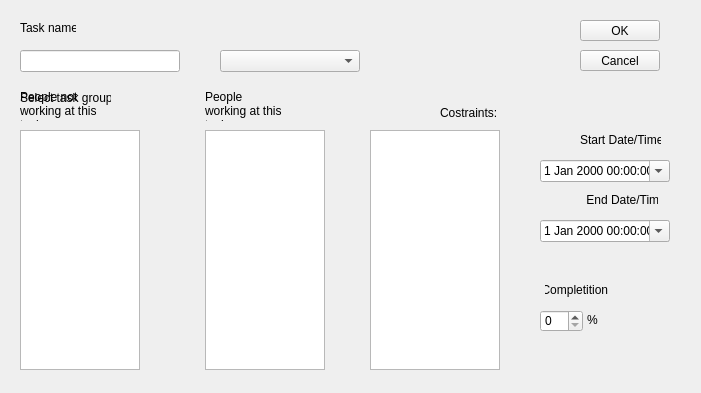
First picture: the form in Teeam/addtaskdialog.ui, repository lorenzo-arena/Teeam, before the edit.
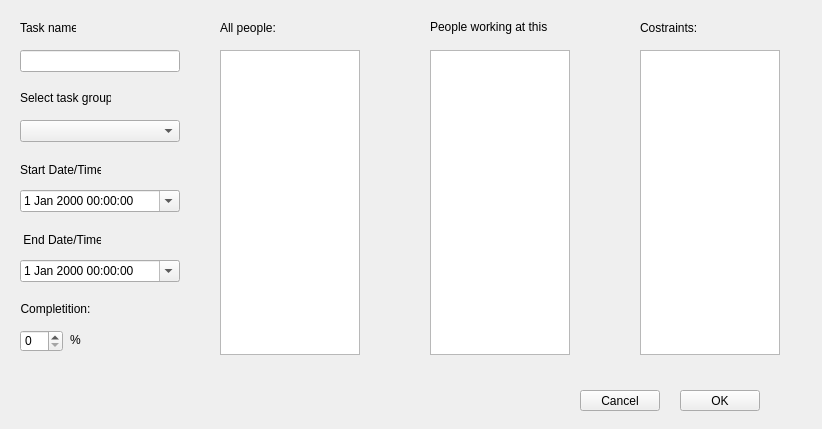
Second picture: the form after the edit. Icons and pictures are not drawn.

Commit message: Updated addTask dialog with costraints

The edit to the form file:
```diff
--- a/Teeam/addtaskdialog.ui
+++ b/Teeam/addtaskdialog.ui
@@ -6,8 +6,8 @@
    <rect>
     <x>0</x>
     <y>0</y>
-    <width>701</width>
-    <height>393</height>
+    <width>822</width>
+    <height>429</height>
    </rect>
   </property>
   <property name="windowTitle">
@@ -29,8 +29,8 @@
   <widget class="QPushButton" name="buttonOk">
    <property name="geometry">
     <rect>
-     <x>580</x>
-     <y>20</y>
+     <x>680</x>
+     <y>390</y>
      <width>80</width>
      <height>21</height>
     </rect>
@@ -56,7 +56,7 @@
    <property name="geometry">
     <rect>
      <x>580</x>
-     <y>50</y>
+     <y>390</y>
      <width>80</width>
      <height>21</height>
     </rect>
@@ -71,9 +71,9 @@
   <widget class="QDateTimeEdit" name="startdateTimeEdit">
    <property name="geometry">
     <rect>
-     <x>540</x>
-     <y>160</y>
-     <width>130</width>
+     <x>20</x>
+     <y>190</y>
+     <width>160</width>
      <height>22</height>
     </rect>
    </property>
@@ -87,9 +87,9 @@
   <widget class="QDateTimeEdit" name="enddateTimeEdit">
    <property name="geometry">
     <rect>
-     <x>540</x>
-     <y>220</y>
-     <width>130</width>
+     <x>20</x>
+     <y>260</y>
+     <width>160</width>
      <height>22</height>
     </rect>
    </property>
@@ -103,18 +103,18 @@
   <widget class="QListView" name="totalPeoplelistView">
    <property name="geometry">
     <rect>
-     <x>20</x>
-     <y>130</y>
-     <width>120</width>
-     <height>240</height>
+     <x>220</x>
+     <y>50</y>
+     <width>140</width>
+     <height>305</height>
     </rect>
    </property>
   </widget>
   <widget class="QLabel" name="startDateTimelabel">
    <property name="geometry">
     <rect>
-     <x>580</x>
-     <y>130</y>
+     <x>20</x>
+     <y>160</y>
      <width>81</width>
      <height>20</height>
     </rect>
@@ -126,9 +126,9 @@
   <widget class="QLabel" name="endDateTimelabel">
    <property name="geometry">
     <rect>
-     <x>583</x>
-     <y>190</y>
-     <width>75</width>
+     <x>20</x>
+     <y>230</y>
+     <width>81</width>
      <height>20</height>
     </rect>
    </property>
@@ -139,18 +139,18 @@
   <widget class="QListView" name="taskPeoplelistView">
    <property name="geometry">
     <rect>
-     <x>205</x>
-     <y>130</y>
-     <width>120</width>
-     <height>240</height>
+     <x>430</x>
+     <y>50</y>
+     <width>140</width>
+     <height>305</height>
     </rect>
    </property>
   </widget>
   <widget class="QPushButton" name="insertPeoplepushButton">
    <property name="geometry">
     <rect>
-     <x>156</x>
-     <y>209</y>
+     <x>380</x>
+     <y>170</y>
      <width>32</width>
      <height>32</height>
     </rect>
@@ -181,8 +181,8 @@
   <widget class="QPushButton" name="removePeoplepushButton">
    <property name="geometry">
     <rect>
-     <x>156</x>
-     <y>259</y>
+     <x>380</x>
+     <y>220</y>
      <width>32</width>
      <height>32</height>
     </rect>
@@ -220,9 +220,9 @@
   <widget class="QComboBox" name="taskGroupcomboBox">
    <property name="geometry">
     <rect>
-     <x>220</x>
-     <y>50</y>
-     <width>140</width>
+     <x>20</x>
+     <y>120</y>
+     <width>160</width>
      <height>22</height>
     </rect>
    </property>
@@ -230,26 +230,23 @@
   <widget class="QLabel" name="selectPeoplelabel">
    <property name="geometry">
     <rect>
-     <x>20</x>
-     <y>90</y>
-     <width>91</width>
-     <height>31</height>
+     <x>220</x>
+     <y>20</y>
+     <width>81</width>
+     <height>16</height>
     </rect>
    </property>
    <property name="text">
-    <string>&lt;html&gt;&lt;head/&gt;&lt;body&gt;&lt;p&gt;People not working at this task:&lt;/p&gt;&lt;/body&gt;&lt;/html&gt;</string>
-   </property>
-   <property name="wordWrap">
-    <bool>true</bool>
+    <string>All people:</string>
    </property>
   </widget>
   <widget class="QLabel" name="workingPeoplelabel">
    <property name="geometry">
     <rect>
-     <x>205</x>
-     <y>90</y>
-     <width>81</width>
-     <height>31</height>
+     <x>430</x>
+     <y>20</y>
+     <width>141</width>
+     <height>16</height>
     </rect>
    </property>
    <property name="lineWidth">
@@ -265,9 +262,9 @@
   <widget class="QLabel" name="completitionlabel">
    <property name="geometry">
     <rect>
-     <x>545</x>
-     <y>280</y>
-     <width>63</width>
+     <x>20</x>
+     <y>299</y>
+     <width>71</width>
      <height>20</height>
     </rect>
    </property>
@@ -281,8 +278,8 @@
   <widget class="QLabel" name="percentlabel">
    <property name="geometry">
     <rect>
-     <x>587</x>
-     <y>312</y>
+     <x>70</x>
+     <y>332</y>
      <width>20</width>
      <height>16</height>
     </rect>
@@ -294,8 +291,8 @@
   <widget class="QSpinBox" name="completitionspinBox">
    <property name="geometry">
     <rect>
-     <x>540</x>
-     <y>310</y>
+     <x>20</x>
+     <y>330</y>
      <width>43</width>
      <height>22</height>
     </rect>
@@ -304,8 +301,8 @@
   <widget class="QLabel" name="costraintlabel">
    <property name="geometry">
     <rect>
-     <x>440</x>
-     <y>105</y>
+     <x>640</x>
+     <y>20</y>
      <width>60</width>
      <height>15</height>
     </rect>
@@ -317,10 +314,10 @@
   <widget class="QListView" name="listView">
    <property name="geometry">
     <rect>
-     <x>370</x>
-     <y>130</y>
-     <width>130</width>
-     <height>240</height>
+     <x>640</x>
+     <y>50</y>
+     <width>140</width>
+     <height>305</height>
     </rect>
    </property>
   </widget>
```
Left out of the diff: 2 changed lines with no effect on the pictures.
